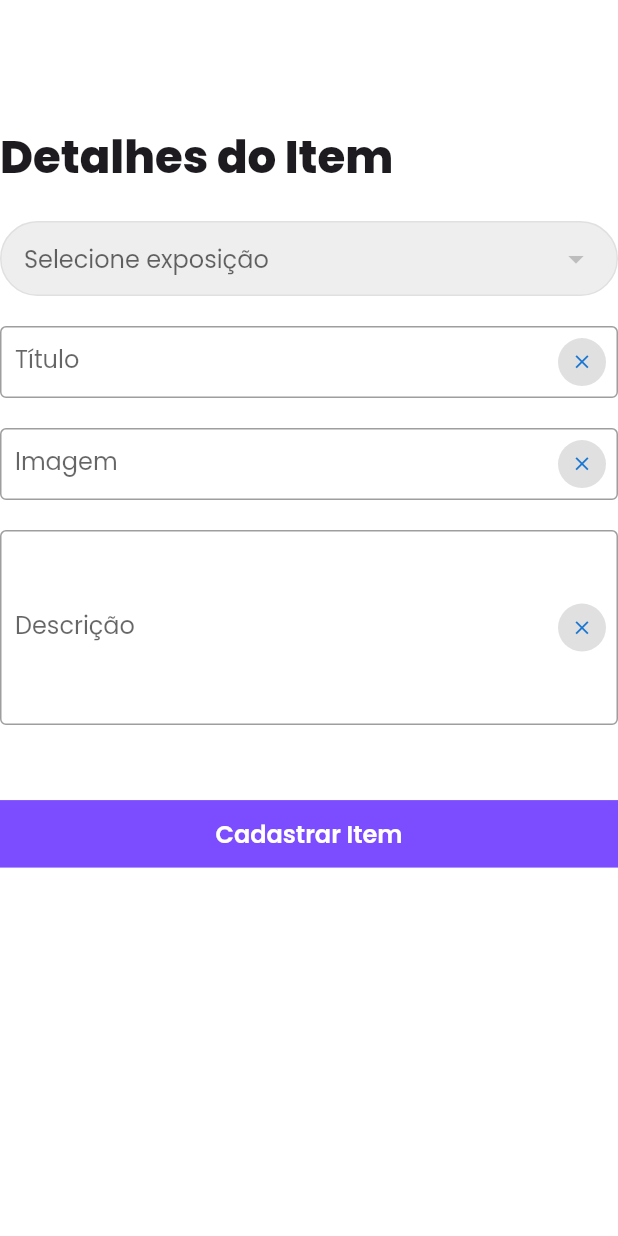
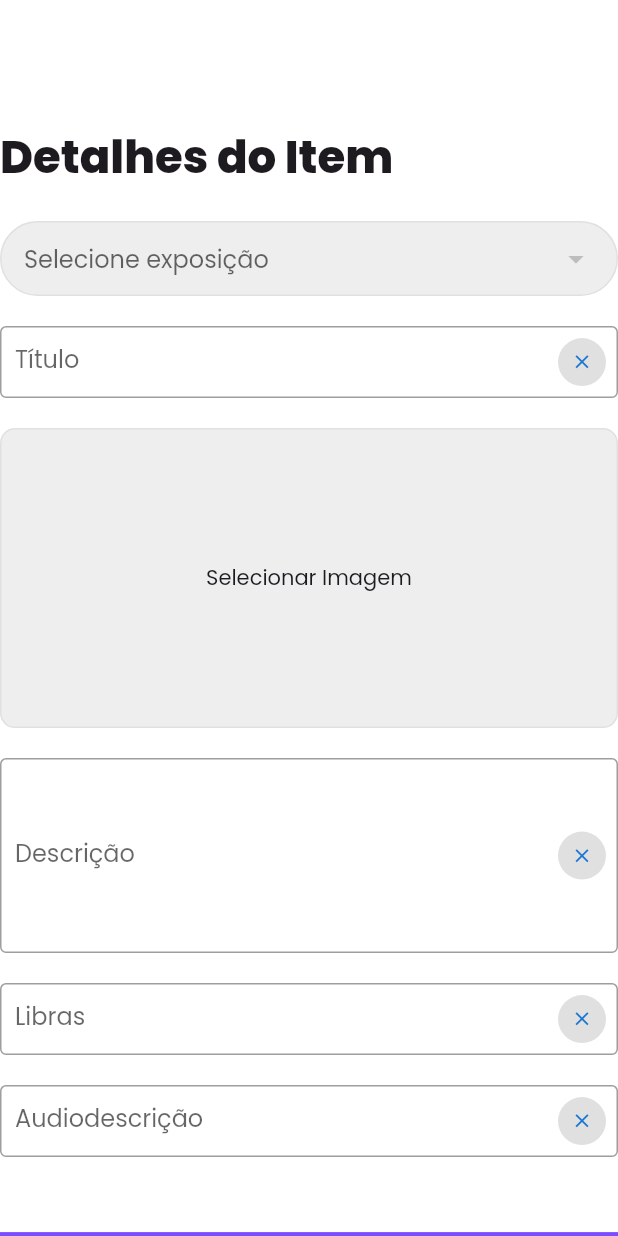
Before and after one commit to marcosferreiradeoliveira/mdm, a Flutter app: the UploadItem screen opened directly, on a phone screen of 412 x 824 dp. Run offline on Flutter 3.47's test engine with Material 3 defaults, Android fonts, the light colour scheme and no system bars; our stand-ins replace cached_network_image, cloud_firestore, firebase_core, firebase_storage, flutter_dotenv, flutter_html and 6 more; accounts and stored records are empty.

Commit message:
url de acessibilidade, upload de arquivo faltando

```diff
--- a/lib/models/item.dart
+++ b/lib/models/item.dart
@@ -6,6 +6,8 @@ class Item {
   String? imagem;
   String? descricao;
   String? timestamp;
+  String? urlLibras;
+  String? urlAudiodescricao;
 
   Item({
     this.exposicaoId,
@@ -13,6 +15,8 @@ class Item {
     this.imagem,
     this.descricao,
     this.timestamp,
+    this.urlLibras,
+    this.urlAudiodescricao,
   });
 
   factory Item.fromFirestore(DocumentSnapshot doc) {
@@ -23,6 +27,8 @@ class Item {
       imagem: data['imagem'] ?? '',
       descricao: data['descricao'] ?? '',
       timestamp: data['timestamp'] ?? '',
+      urlLibras: data['url_libras'] ?? '',
+      urlAudiodescricao: data['url_audiodescricao'] ?? '',
     );
   }
 }
--- a/lib/pages/upload_item.dart
+++ b/lib/pages/upload_item.dart
@@ -1,7 +1,10 @@
+import 'dart:io';
 import 'package:admin/blocs/admin_bloc.dart';
 import 'package:admin/utils/dialog.dart';
 import 'package:cloud_firestore/cloud_firestore.dart';
+import 'package:firebase_storage/firebase_storage.dart';
 import 'package:flutter/material.dart';
+import 'package:image_picker/image_picker.dart';
 import 'package:intl/intl.dart';
 import 'package:provider/provider.dart';
 
@@ -14,19 +17,23 @@ class UploadItem extends StatefulWidget {
 
 class _UploadItemState extends State<UploadItem> {
   final FirebaseFirestore firestore = FirebaseFirestore.instance;
+  final FirebaseStorage storage = FirebaseStorage.instance;
 
   var formKey = GlobalKey<FormState>();
   var scaffoldKey = GlobalKey<ScaffoldState>();
   final String collectionName = 'Item';
 
   var tituloCtrl = TextEditingController();
-  var imagemCtrl = TextEditingController();
   var descricaoCtrl = TextEditingController();
+  var librasCtrl = TextEditingController();
+  var audiodescricaoCtrl = TextEditingController();
 
   String? _timestamp;
   String? _date;
+  String? _imageUrl;
   List<DropdownMenuItem<String>> exposicoesDropdownItems = [];
   String? selectedExposicaoId;
+  File? _imageFile;
 
   @override
   void initState() {
@@ -50,9 +57,12 @@ class _UploadItemState extends State<UploadItem> {
 
   clearFields() {
     tituloCtrl.clear();
-    imagemCtrl.clear();
     descricaoCtrl.clear();
+    librasCtrl.clear();
+    audiodescricaoCtrl.clear();
     selectedExposicaoId = null;
+    _imageFile = null;
+    _imageUrl = null;
     FocusScope.of(context).unfocus();
   }
 
@@ -69,6 +79,9 @@ class _UploadItemState extends State<UploadItem> {
       } else {
         setState(() => uploadStarted = true);
         await getDate().then((_) async {
+          if (_imageFile != null) {
+            await uploadImageToStorage();
+          }
           await saveToDatabase().then(
               (value) => context.read<AdminBloc>().increaseCount('item_count'));
           setState(() => uploadStarted = false);
@@ -89,6 +102,12 @@ class _UploadItemState extends State<UploadItem> {
     });
   }
 
+  Future uploadImageToStorage() async {
+    final ref = storage.ref().child('items').child('$_timestamp.jpg');
+    await ref.putFile(_imageFile!);
+    _imageUrl = await ref.getDownloadURL();
+  }
+
   Future saveToDatabase() async {
     final DocumentReference ref =
         firestore.collection(collectionName).doc(_timestamp);
@@ -96,13 +115,25 @@ class _UploadItemState extends State<UploadItem> {
     var _itemData = {
       'exposicaoId': selectedExposicaoId,
       'titulo': tituloCtrl.text,
-      'imagem': imagemCtrl.text,
+      'imagem': _imageUrl,
       'descricao': descricaoCtrl.text,
+      'url_libras': librasCtrl.text,
+      'url_audiodescricao': audiodescricaoCtrl.text,
       'timestamp': _timestamp,
       'date': _date,
     };
 
     await ref.set(_itemData);
+  }
+
+  Future pickImage() async {
+    final pickedFile =
+        await ImagePicker().pickImage(source: ImageSource.gallery);
+    setState(() {
+      if (pickedFile != null) {
+        _imageFile = File(pickedFile.path);
+      }
+    });
   }
 
   @override
@@ -141,14 +172,19 @@ class _UploadItemState extends State<UploadItem> {
               SizedBox(
                 height: 20,
               ),
-              TextFormField(
-                decoration:
-                    inputDecoration('URL da Imagem', 'Imagem', imagemCtrl),
-                controller: imagemCtrl,
-                validator: (value) {
-                  if (value!.isEmpty) return 'Campo está vazio';
-                  return null;
-                },
+              GestureDetector(
+                onTap: pickImage,
+                child: Container(
+                  height: 200,
+                  decoration: BoxDecoration(
+                    color: Colors.grey[200],
+                    border: Border.all(color: Colors.grey[300]!),
+                    borderRadius: BorderRadius.circular(10),
+                  ),
+                  child: _imageFile == null
+                      ? Center(child: Text('Selecionar Imagem'))
+                      : Image.file(_imageFile!, fit: BoxFit.cover),
+                ),
               ),
               SizedBox(
                 height: 20,
@@ -179,6 +215,28 @@ class _UploadItemState extends State<UploadItem> {
                 controller: descricaoCtrl,
                 validator: (value) {
                   if (value!.isEmpty) return 'Campo está vazio';
+                  return null;
+                },
+              ),
+              SizedBox(
+                height: 20,
+              ),
+              TextFormField(
+                decoration:
+                    inputDecoration('URL de Libras', 'Libras', librasCtrl),
+                controller: librasCtrl,
+                validator: (value) {
+                  return null;
+                },
+              ),
+              SizedBox(
+                height: 20,
+              ),
+              TextFormField(
+                decoration: inputDecoration('URL de Audiodescrição',
+                    'Audiodescrição', audiodescricaoCtrl),
+                controller: audiodescricaoCtrl,
+                validator: (value) {
                   return null;
                 },
               ),
--- a/pubspec.yaml
+++ b/pubspec.yaml
@@ -30,6 +30,11 @@ dependencies:
   googleapis_auth: ^1.6.0
   change_app_package_name: ^1.4.0
   flutter_dotenv: ^5.0.2
+  firebase_storage: ^12.4.2
+  image_picker: ^1.1.2
+
+
+
 
 
 
```
Also changed, not shown: lib/pages/itens.dart (+29 -0 lines), lib/pages/update_item.dart (+30 -0 lines), pubspec.lock, 5 other files.
